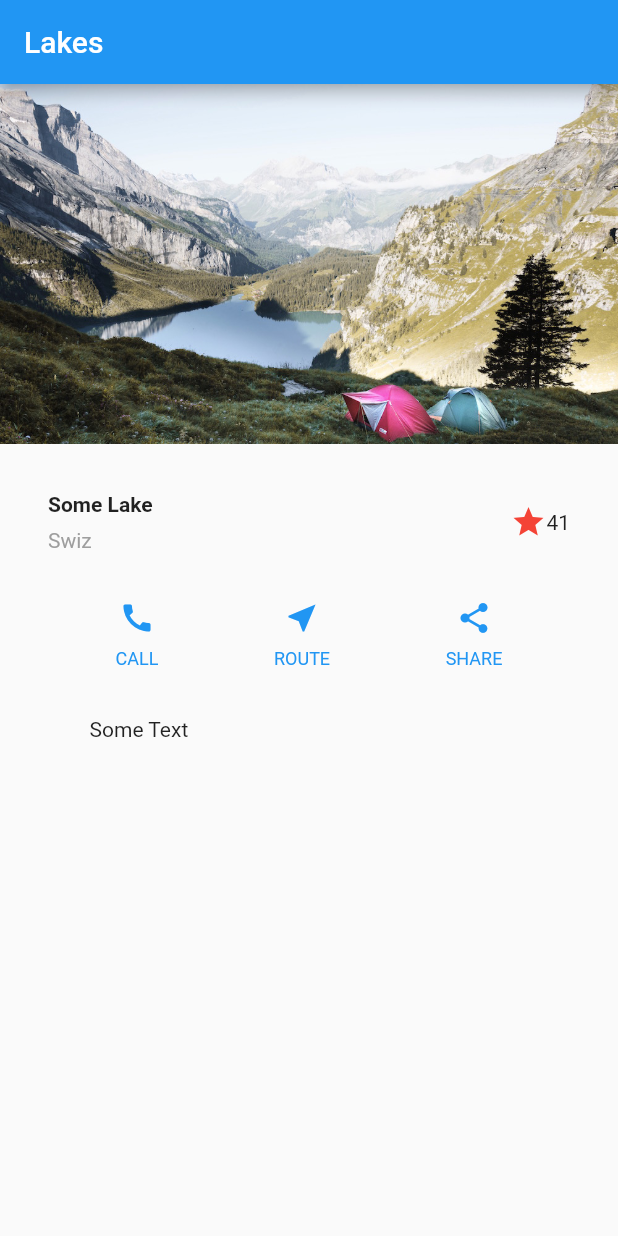
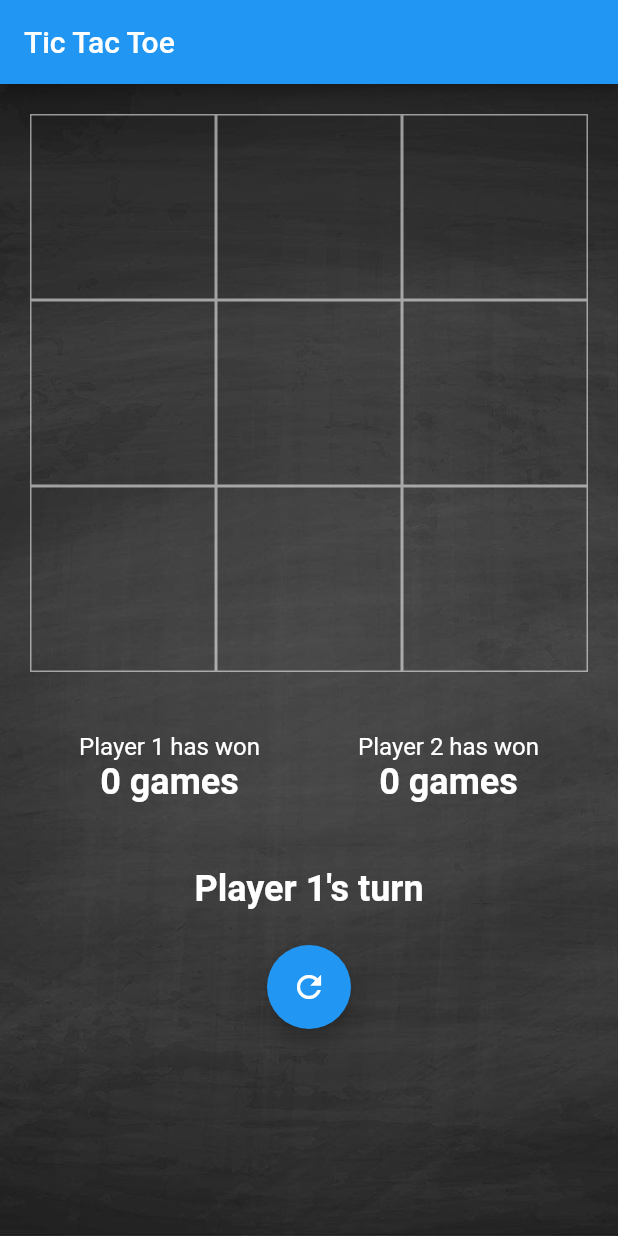
Before and after one commit to MattPua/tic-tac-flutter, a Flutter app: the screen it shows after launch, on a phone screen of 412 x 824 dp. Run offline on Flutter 3.47's test engine with Material 2 defaults, Android fonts, the phone set to English and light mode, and no system bars.

Commit message:
Base features for tic tac toe

```diff
--- a/lib/main.dart
+++ b/lib/main.dart
@@ -1,82 +1,4 @@
 import 'package:flutter/material.dart';
-import 'package:english_words/english_words.dart';
+import 'package:flutter_intro/widget/tic_tac_toe.dart';
 
-void main() => runApp(MyApp());
-
-class MyApp extends StatelessWidget {
-  @override
-  Widget build(BuildContext context) {
-    Widget titleSection = Container(
-        padding: const EdgeInsets.all(32.0),
-        child: Row(children: [
-          Expanded(
-            child: Column(
-              crossAxisAlignment: CrossAxisAlignment.start,
-              children: [
-                Container(
-                    padding: const EdgeInsets.only(bottom: 8.0),
-                    child: Text('Some Lake',
-                        style: TextStyle(fontWeight: FontWeight.bold))),
-                Text('Swiz', style: TextStyle(color: Colors.grey[500]))
-              ],
-            ),
-          ),
-          Icon(Icons.star, color: Colors.red[500]),
-          Text('41')
-        ]));
-    Column buildButtonColumn(IconData icon, String label) {
-      Color color = Theme.of(context).primaryColor;
-
-      return Column(
-          mainAxisSize: MainAxisSize.min,
-          mainAxisAlignment: MainAxisAlignment.center,
-          children: [
-            Icon(icon, color: color),
-            Container(
-                margin: const EdgeInsets.only(top: 8.0),
-                child: Text(label,
-                    style: TextStyle(
-                        fontSize: 12.0,
-                        fontWeight: FontWeight.w400,
-                        color: color)))
-          ]);
-    }
-
-    Widget buttonSection = Container(
-        child: Row(mainAxisAlignment: MainAxisAlignment.spaceEvenly, children: [
-      buildButtonColumn(Icons.call, 'CALL'),
-      buildButtonColumn(Icons.near_me, 'ROUTE'),
-      buildButtonColumn(Icons.share, 'SHARE'),
-    ]));
-    Widget textSection = Container(
-        padding: const EdgeInsets.all(32.0),
-        child: Text(
-          '''
-        Some Text
-        ''',
-          softWrap: true,
-        ));
-
-    return MaterialApp(
-        title: 'Some demo',
-        theme: ThemeData(primarySwatch: Colors.blue),
-        home: Scaffold(
-          appBar: AppBar(
-            title: Text("Lakes"),
-          ),
-          body: ListView(
-            children: [
-              Image.asset(
-                'images/lake.jpg',
-                width: 600.0,
-                height: 240.0,
-                fit: BoxFit.cover,
-              ),
-              titleSection,
-              buttonSection,
-              textSection,
-            ],
-          ),
-        ));
-  }
-}
+void main() => runApp(TicTacToe());
--- /dev/null
+++ b/lib/model/player.dart
@@ -0,0 +1,11 @@
+class Player {
+  int playerId;
+
+  int gamesWon = 0;
+  String playerName;
+
+  Player(int playerId, String playerName) {
+    this.playerId = playerId;
+    this.playerName = playerName;
+  }
+}
--- /dev/null
+++ b/lib/util.dart
@@ -0,0 +1,3 @@
+class Util {
+  static const ANIMATION_SPEED = 500;
+}
--- /dev/null
+++ b/lib/widget/tic_tac_toe.dart
@@ -0,0 +1,199 @@
+import 'package:flutter/material.dart';
+import 'package:flutter_intro/model/player.dart';
+import 'tic_tac_toe_grid_square.dart';
+
+enum GameState { WON, DRAW, IN_PROGRESS }
+
+class TicTacToeState extends State<TicTacToe> {
+  List<int> gameScore = List.filled(9, 0);
+  GameState hasGameBeenWon = GameState.IN_PROGRESS;
+  Player player1 = new Player(1, 'Player 1');
+  Player player2 = new Player(2, 'Player 2');
+  Player activePlayer;
+
+  @override
+  void initState() {
+    super.initState();
+    // Additional initialization of the State
+    this.activePlayer = this.player1;
+  }
+
+  void onTapFunction(index) {
+    if (gameScore[index] == 0 && this.hasGameBeenWon == GameState.IN_PROGRESS) {
+      gameScore[index] = this.activePlayer == player1 ? 1 : -1;
+      this.setState(() {
+        gameScore = gameScore;
+        activePlayer =
+            this.activePlayer == this.player1 ? this.player2 : this.player1;
+      });
+      print(this.activePlayer.playerName + " has tapped this square");
+    } else {
+      print("this square has been clicked already");
+    }
+    if (gameScore.every((value) => value != 0) &&
+        this.hasGameBeenWon == GameState.IN_PROGRESS) {
+      this.setState(() {
+        hasGameBeenWon = GameState.DRAW;
+      });
+      print('Game is a draw');
+    }
+  }
+
+  bool checkIfToggled(int index) {
+    return this.gameScore[index] != 0;
+  }
+
+  void onPressResetBoard(BuildContext context) {
+    Scaffold.of(context).showSnackBar(SnackBar(
+      content: Text('New Game', style: TextStyle(
+        color: Colors.black
+      ),),
+      duration: Duration(milliseconds: 500),
+      backgroundColor: Colors.white,
+    ));
+    this.setState(() {
+      gameScore = List.filled(9, 0);
+      hasGameBeenWon = GameState.IN_PROGRESS;
+    });
+  }
+
+  void checkIfGameHasWon() {
+    List<List<int>> winningIndexCombinations = [
+      [0, 1, 2],
+      [3, 4, 5],
+      [6, 7, 8],
+      [0, 3, 6],
+      [1, 4, 7],
+      [2, 5, 8],
+      [0, 4, 8],
+      [2, 4, 6]
+    ];
+
+    for (List<int> winningCombo in winningIndexCombinations) {
+      if (winningCombo.every((index) => this.gameScore[index] > 0) ||
+          winningCombo.every((index) => this.gameScore[index] < 0)) {
+        print(this.activePlayer.playerName + " has won");
+        this.setState(() {
+          this.hasGameBeenWon = GameState.WON;
+          this.activePlayer.gamesWon++;
+        });
+        break;
+      }
+    }
+  }
+
+  Widget generatePlayerScore(Player player) {
+    return Expanded(
+      child: Column(
+        children: <Widget>[
+          Text(
+            player.playerName + " has won",
+            textAlign: TextAlign.center,
+            style: TextStyle(color: Colors.white, fontSize: 16),
+          ),
+          Text(
+            player.gamesWon.toString() + " games",
+            textAlign: TextAlign.center,
+            style: TextStyle(
+                fontSize: 24, fontWeight: FontWeight.bold, color: Colors.white),
+          )
+        ],
+      ),
+    );
+  }
+
+  @override
+  Widget build(BuildContext context) {
+    checkIfGameHasWon();
+
+    GridView grid = GridView.count(
+      crossAxisCount: 3,
+      padding: EdgeInsets.all(20),
+      children: List.generate(
+          9,
+          (index) => new TicTacToeGridSquare(
+              onTapFunction: onTapFunction,
+              index: index,
+              isToggled: checkIfToggled(index),
+              score: gameScore[index])),
+      scrollDirection: Axis.vertical,
+      // TODO: Prevent scrolling
+      shrinkWrap: true,
+    );
+    String messageBoxText;
+    switch (this.hasGameBeenWon) {
+      case GameState.DRAW:
+        {
+          messageBoxText = "The game is a tie! Try again?";
+        }
+        break;
+      case GameState.IN_PROGRESS:
+        {
+          messageBoxText = this.activePlayer.playerName + "'s turn";
+        }
+        break;
+      case GameState.WON:
+        {
+          messageBoxText = this.activePlayer.playerName + " has won the game!";
+        }
+    }
+    Container messageBox = Container(
+      height: 75,
+      child: Center(
+          child: Text(
+        messageBoxText,
+        textAlign: TextAlign.center,
+        style: TextStyle(fontWeight: FontWeight.bold, fontSize: 24, color: Colors.white),
+      )),
+      // decoration: BoxDecoration(border: Border.all(color: Colors.red)),
+    );
+
+    Container scoreboard = Container(
+      padding: EdgeInsets.all(20),
+
+      child: Row(
+        children: <Widget>[
+          generatePlayerScore(this.player1),
+          generatePlayerScore(this.player2),
+        ],
+      ),
+      // decoration:
+          // BoxDecoration(border: Border.all(color: Colors.black, width: 3)),
+    );
+    return MaterialApp(
+        title: 'Tic Tac Toe',
+        debugShowCheckedModeBanner: false,
+        theme: ThemeData(primarySwatch: Colors.blue),
+        home: Scaffold(
+            appBar: AppBar(
+              title: Text(
+                "Tic Tac Toe",
+                style: TextStyle(color: Colors.white),
+              ),
+            ),
+            body: Builder(builder: (BuildContext context) {
+              return Container(
+                  decoration: BoxDecoration(
+                      image: new DecorationImage(
+                          image: new AssetImage("images/chalkboard.jpg"),
+                          fit: BoxFit.cover)),
+                  child: ListView(
+                    children: <Widget>[
+                      grid,
+                      scoreboard,
+                      messageBox,
+                      FloatingActionButton(
+                        child: Icon(Icons.refresh),
+                        onPressed: () => onPressResetBoard(context),
+                      ),
+                    ],
+                  ));
+            })));
+  }
+}
+
+class TicTacToe extends StatefulWidget {
+  const TicTacToe({Key key}) : super(key: key);
+  @override
+  TicTacToeState createState() => TicTacToeState();
+}
--- /dev/null
+++ b/lib/widget/tic_tac_toe_grid_square.dart
@@ -0,0 +1,44 @@
+import 'package:flutter/material.dart';
+import 'cross.dart';
+import 'circle.dart';
+
+class TicTacToeGridSquare extends StatelessWidget {
+  Function onTapFunction;
+  int index;
+  bool isToggled;
+  int score;
+
+  Widget cross = new AspectRatio(
+    aspectRatio: 0.5,
+    child: Container(
+        child: Container(padding: EdgeInsets.all(32.0), child: Cross())));
+  Widget circle = new AspectRatio(
+    aspectRatio: 0.5,
+    child: Container(
+        child: Container(padding: EdgeInsets.all(32.0), child: Circle())));
+
+  TicTacToeGridSquare(
+      {Key key, this.onTapFunction, this.index, this.isToggled, this.score})
+      : super(key: key);
+
+  @override
+  Widget build(BuildContext context) {
+    return InkWell(
+        splashColor: Colors.orange,
+        highlightColor: Colors.green,
+        onTap: () => this.onTapFunction(this.index),
+        child: Container(
+            width: 200,
+            height: 200,
+            child: getCursor(),
+            decoration: BoxDecoration(
+                // color: getColor(),
+                border: Border.all(color: Colors.white54))));
+  }
+
+  Widget getCursor() {
+    return this.isToggled
+        ? (this.score == 1 ? cross : circle)
+        : null;
+  }
+}
--- a/pubspec.yaml
+++ b/pubspec.yaml
@@ -39,7 +39,7 @@ flutter:
 
   # To add assets to your application, add an assets section, like this:
   assets:
-    - images/lake.jpg
+    - images/chalkboard.jpg
   #  - images/a_dot_burr.jpeg
   #  - images/a_dot_ham.jpeg
 
```
Also changed, not shown: lib/painter/circle_painter.dart (added, +28 -0 lines), lib/painter/cross_painter.dart (added, +39 -0 lines), lib/widget/circle.dart (added, +34 -0 lines), lib/widget/cross.dart (added, +34 -0 lines), images/chalkboard.jpg (added), images/lake.jpg (deleted), 1 other file.
